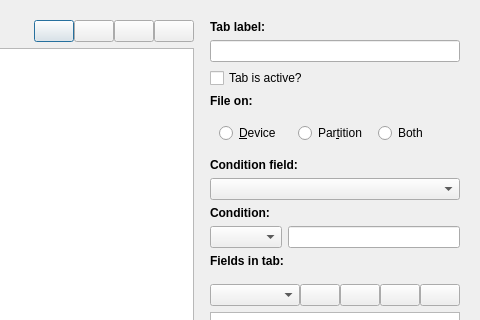
Before: the Qt Designer form ui/tabconfig.ui in iddekingej/blgui, drawn with Qt 5; both pictures show x 125 to 605 and y 0 to 320 of the 605 by 687 pixel window.
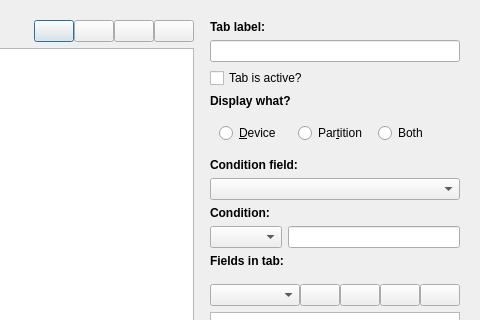
After: the same form once the commit is applied. Icons and pictures are not drawn.

Commit message: * Fix label typos and add some translation

Patch:
```diff
--- a/ui/tabconfig.ui
+++ b/ui/tabconfig.ui
@@ -197,7 +197,7 @@
            </font>
           </property>
           <property name="text">
-           <string>File on:</string>
+           <string>Display what?</string>
           </property>
          </widget>
         </item>
```
The commit also changes 7 other files.
